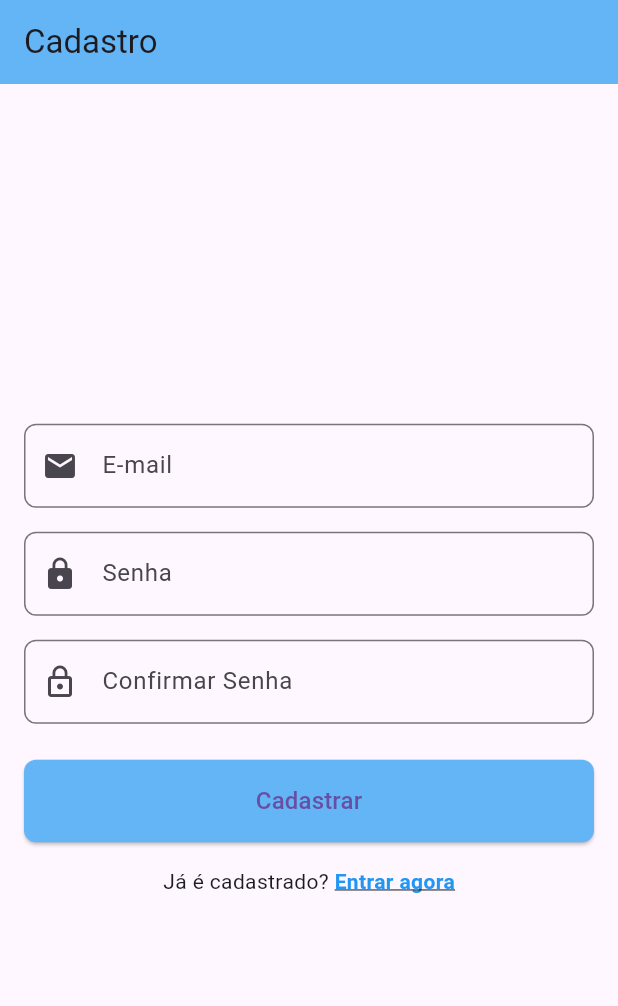
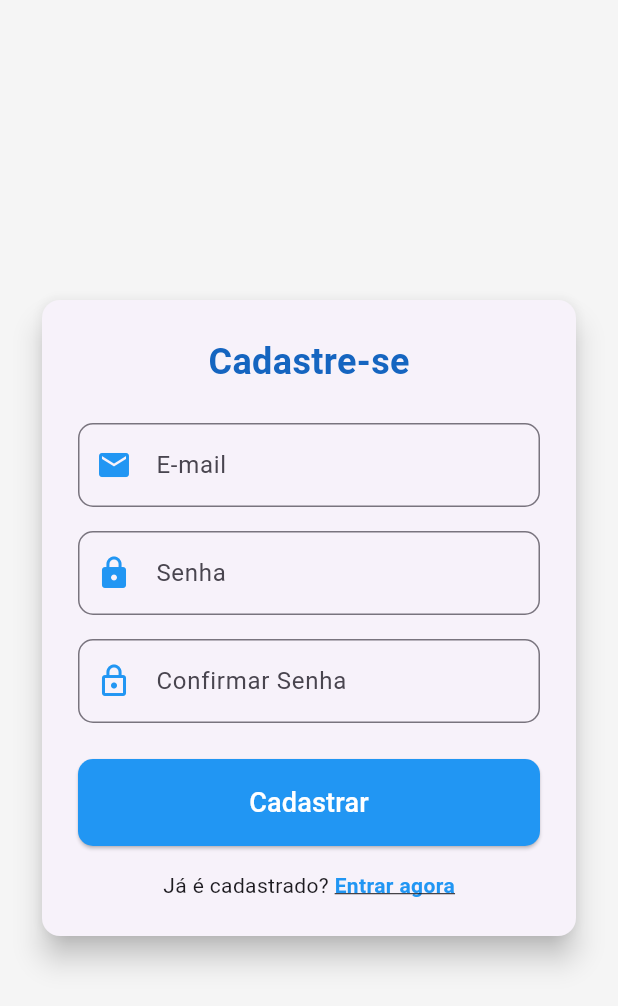
Before and after one commit to larafvitoriano/projeto-final-flutter, a Flutter app: the screen it shows after launch, after a tap on "Cadastrar agora", on a phone screen of 412 x 824 dp. Shown: the top 1006 px of the screen. Run offline on Flutter 3.47's test engine with Material 3 defaults, Android fonts, the phone set to English and light mode, and no system bars; our stand-ins replace cloud_firestore, file_picker, firebase_auth, firebase_core, fl_chart, image_picker and 3 more; accounts and stored records are empty; generated files the repository leaves out were written again.

Commit message:
refac: estilizando tela de login e registro

```diff
--- a/lib/login_page.dart
+++ b/lib/login_page.dart
@@ -60,25 +60,38 @@ class _LoginPageState extends State<LoginPage> {
   @override
   Widget build(BuildContext context) {
     return Scaffold(
-      appBar: AppBar(
-        title: const Text('Login'),
-        backgroundColor: Colors.blue[300],
-      ),
+      backgroundColor: Colors.grey[100], // Fundo levemente cinza
       body: Center(
         child: SingleChildScrollView(
-          padding: const EdgeInsets.all(16.0),
+          padding: const EdgeInsets.all(24.0), // Aumenta o padding
+          child: Card( // Adiciona um card para melhor visualização
+            elevation: 8.0, // Adiciona sombra
+            shape: RoundedRectangleBorder(
+              borderRadius: BorderRadius.circular(12.0),
+            ),
+            child: Padding(
+              padding: const EdgeInsets.all(24.0),
               child: Form(
                 key: _formKey,
                 child: Column(
+                  mainAxisSize: MainAxisSize.min, // Ajusta o tamanho da coluna ao conteúdo
                   children: [
-                // Campo e-mail
+                    Text(
+                      'Bem-vindo!',
+                      style: TextStyle(
+                        fontSize: 24,
+                        fontWeight: FontWeight.bold,
+                        color: Colors.blue[800],
+                      ),
+                    ),
+                    const SizedBox(height: 24.0),
                     TextFormField(
                       controller: _emailController,
                       decoration: InputDecoration(
                         labelText: 'E-mail',
-                    prefixIcon: const Icon(Icons.email),
+                        prefixIcon: const Icon(Icons.email, color: Colors.blue),
                         border: OutlineInputBorder(
-                      borderRadius: BorderRadius.circular(8.0),
+                          borderRadius: BorderRadius.circular(10.0),
                         ),
                       ),
                       keyboardType: TextInputType.emailAddress,
@@ -93,14 +106,13 @@ class _LoginPageState extends State<LoginPage> {
                       },
                     ),
                     const SizedBox(height: 16.0),
-                // Campo senha
                     TextFormField(
                       controller: _passwordController,
                       decoration: InputDecoration(
                         labelText: 'Senha',
-                    prefixIcon: const Icon(Icons.lock),
+                        prefixIcon: const Icon(Icons.lock, color: Colors.blue),
                         border: OutlineInputBorder(
-                      borderRadius: BorderRadius.circular(8.0),
+                          borderRadius: BorderRadius.circular(10.0),
                         ),
                       ),
                       obscureText: true,
@@ -120,20 +132,19 @@ class _LoginPageState extends State<LoginPage> {
                         : ElevatedButton(
                       onPressed: _login,
                       style: ElevatedButton.styleFrom(
-                    backgroundColor: Colors.blue[300],
+                        backgroundColor: Colors.blue,
                         padding: const EdgeInsets.symmetric(vertical: 16.0),
                         shape: RoundedRectangleBorder(
-                      borderRadius: BorderRadius.circular(8.0),
+                          borderRadius: BorderRadius.circular(10.0),
                         ),
                         minimumSize: const Size.fromHeight(50),
                       ),
                       child: const Text(
                         'Entrar',
-                    style: TextStyle(fontSize: 16.0),
+                        style: TextStyle(fontSize: 18.0, color: Colors.white),
                       ),
                     ),
                     const SizedBox(height: 16.0),
-                // Esqueci a senha
                     TextButton(
                       onPressed: () async {
                         if (_emailController.text.isNotEmpty) {
@@ -159,7 +170,7 @@ class _LoginPageState extends State<LoginPage> {
                           );
                         }
                       },
-                  child: const Text('Esqueci a senha'),
+                      child: const Text('Esqueci a senha', style: TextStyle(color: Colors.blue)),
                     ),
                     const SizedBox(height: 8.0),
                     Row(
@@ -189,6 +200,8 @@ class _LoginPageState extends State<LoginPage> {
               ),
             ),
           ),
+        ),
+      ),
     );
   }
 }
--- a/lib/register_page.dart
+++ b/lib/register_page.dart
@@ -12,11 +12,9 @@ class RegisterPage extends StatefulWidget {
 
 class _RegisterPageState extends State<RegisterPage> {
   final _formKey = GlobalKey<FormState>();
-
   final _emailController = TextEditingController();
   final _passwordController = TextEditingController();
   final _confirmPasswordController = TextEditingController();
-
   bool _isLoading = false;
 
   Future<void> _register() async {
@@ -35,7 +33,12 @@ class _RegisterPageState extends State<RegisterPage> {
           email: _emailController.text.trim(),
           password: _passwordController.text.trim(),
         );
-        // Após o cadastro, redireciona para a tela de login
+
+        // Exibe o SnackBar de sucesso
+        ScaffoldMessenger.of(context).showSnackBar(
+          const SnackBar(content: Text('Cadastro realizado com sucesso!')),
+        );
+
         Navigator.pushReplacement(
           context,
           MaterialPageRoute(builder: (context) => const LoginPage()),
@@ -52,7 +55,6 @@ class _RegisterPageState extends State<RegisterPage> {
     }
   }
 
-
   @override
   void dispose() {
     _emailController.dispose();
@@ -64,25 +66,38 @@ class _RegisterPageState extends State<RegisterPage> {
   @override
   Widget build(BuildContext context) {
     return Scaffold(
-      appBar: AppBar(
-        title: const Text('Cadastro'),
-        backgroundColor: Colors.blue[300],
-      ),
+      backgroundColor: Colors.grey[100], // Fundo levemente cinza
       body: Center(
         child: SingleChildScrollView(
-          padding: const EdgeInsets.all(16.0),
+          padding: const EdgeInsets.all(24.0), // Aumenta o padding
+          child: Card( // Adiciona um card para melhor visualização
+            elevation: 8.0, // Adiciona sombra
+            shape: RoundedRectangleBorder(
+              borderRadius: BorderRadius.circular(12.0),
+            ),
+            child: Padding(
+              padding: const EdgeInsets.all(24.0),
               child: Form(
                 key: _formKey,
                 child: Column(
+                  mainAxisSize: MainAxisSize.min, // Ajusta o tamanho da coluna ao conteúdo
                   children: [
-                // Campo e-mail
+                    Text(
+                      'Cadastre-se',
+                      style: TextStyle(
+                        fontSize: 24,
+                        fontWeight: FontWeight.bold,
+                        color: Colors.blue[800],
+                      ),
+                    ),
+                    const SizedBox(height: 24.0),
                     TextFormField(
                       controller: _emailController,
                       decoration: InputDecoration(
                         labelText: 'E-mail',
-                    prefixIcon: const Icon(Icons.email),
+                        prefixIcon: const Icon(Icons.email, color: Colors.blue),
                         border: OutlineInputBorder(
-                      borderRadius: BorderRadius.circular(8.0),
+                          borderRadius: BorderRadius.circular(10.0),
                         ),
                       ),
                       keyboardType: TextInputType.emailAddress,
@@ -97,14 +112,13 @@ class _RegisterPageState extends State<RegisterPage> {
                       },
                     ),
                     const SizedBox(height: 16.0),
-                // Campo senha
                     TextFormField(
                       controller: _passwordController,
                       decoration: InputDecoration(
                         labelText: 'Senha',
-                    prefixIcon: const Icon(Icons.lock),
+                        prefixIcon: const Icon(Icons.lock, color: Colors.blue),
                         border: OutlineInputBorder(
-                      borderRadius: BorderRadius.circular(8.0),
+                          borderRadius: BorderRadius.circular(10.0),
                         ),
                       ),
                       obscureText: true,
@@ -119,14 +133,13 @@ class _RegisterPageState extends State<RegisterPage> {
                       },
                     ),
                     const SizedBox(height: 16.0),
-                // Campo confirmar senha
                     TextFormField(
                       controller: _confirmPasswordController,
                       decoration: InputDecoration(
                         labelText: 'Confirmar Senha',
-                    prefixIcon: const Icon(Icons.lock_outline),
+                        prefixIcon: const Icon(Icons.lock_outline, color: Colors.blue),
                         border: OutlineInputBorder(
-                      borderRadius: BorderRadius.circular(8.0),
+                          borderRadius: BorderRadius.circular(10.0),
                         ),
                       ),
                       obscureText: true,
@@ -143,20 +156,19 @@ class _RegisterPageState extends State<RegisterPage> {
                         : ElevatedButton(
                       onPressed: _register,
                       style: ElevatedButton.styleFrom(
-                    backgroundColor: Colors.blue[300],
+                        backgroundColor: Colors.blue,
                         padding: const EdgeInsets.symmetric(vertical: 16.0),
                         shape: RoundedRectangleBorder(
-                      borderRadius: BorderRadius.circular(8.0),
+                          borderRadius: BorderRadius.circular(10.0),
                         ),
                         minimumSize: const Size.fromHeight(50),
                       ),
                       child: const Text(
                         'Cadastrar',
-                    style: TextStyle(fontSize: 16.0),
+                        style: TextStyle(fontSize: 18.0, color: Colors.white),
                       ),
                     ),
                     const SizedBox(height: 16.0),
-                // Link para voltar à tela de login
                     Row(
                       mainAxisAlignment: MainAxisAlignment.center,
                       children: [
@@ -178,8 +190,10 @@ class _RegisterPageState extends State<RegisterPage> {
                           ),
                         ),
                       ],
-                )
+                    ),
                   ],
+                ),
+              ),
             ),
           ),
         ),
```
Lines whose indentation alone changed are shown as unchanged.
